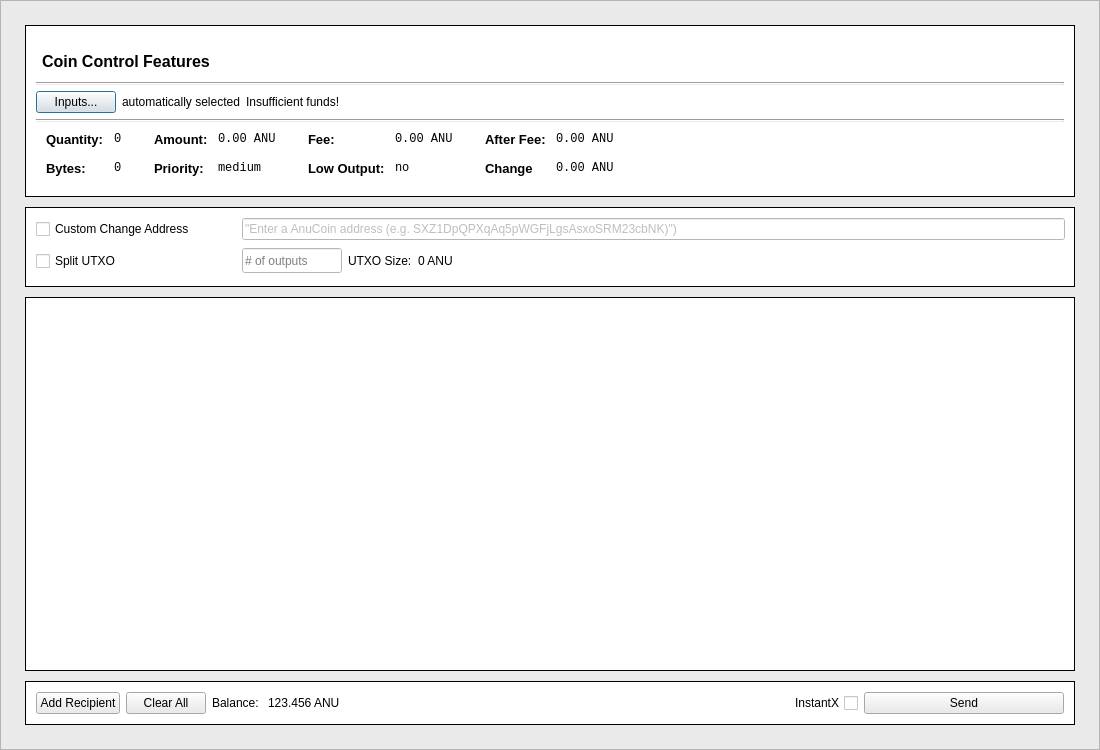
Before: the Qt Designer form src/qt/forms/sendcoinsdialog.ui in anucore/anucore, drawn with Qt 5.
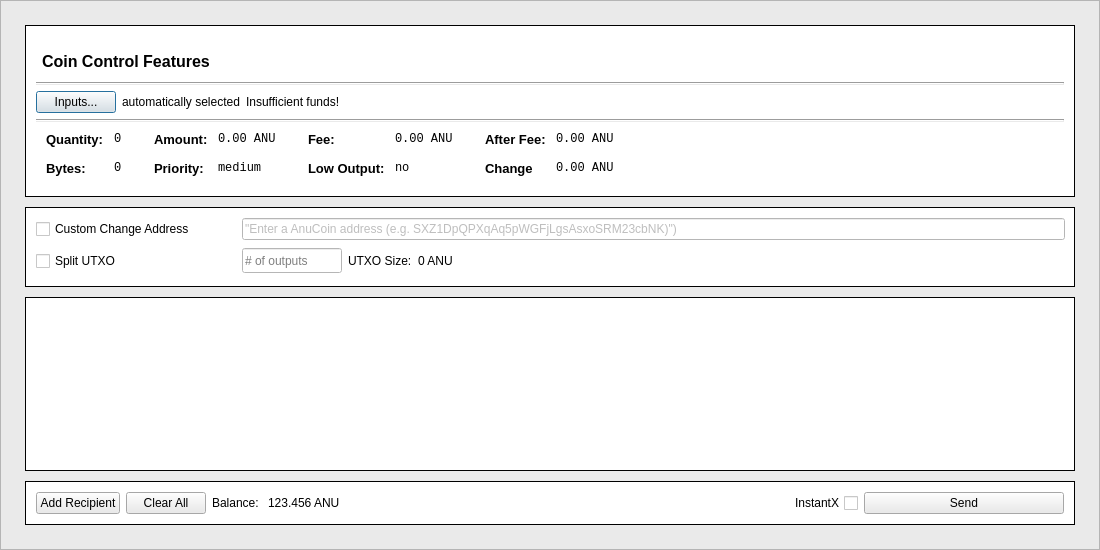
After: the same form once the commit is applied.

Patch:
```diff
--- a/src/qt/forms/sendcoinsdialog.ui
+++ b/src/qt/forms/sendcoinsdialog.ui
@@ -7,13 +7,13 @@
     <x>0</x>
     <y>0</y>
     <width>1100</width>
-    <height>750</height>
+    <height>550</height>
    </rect>
   </property>
   <property name="minimumSize">
    <size>
     <width>0</width>
-    <height>750</height>
+    <height>550</height>
    </size>
   </property>
   <property name="maximumSize">
@@ -1039,7 +1039,7 @@
              <x>0</x>
              <y>0</y>
              <width>1046</width>
-             <height>358</height>
+             <height>158</height>
             </rect>
            </property>
            <property name="styleSheet">
```
Left out of the diff: 4 changed lines with no effect on the pictures.
